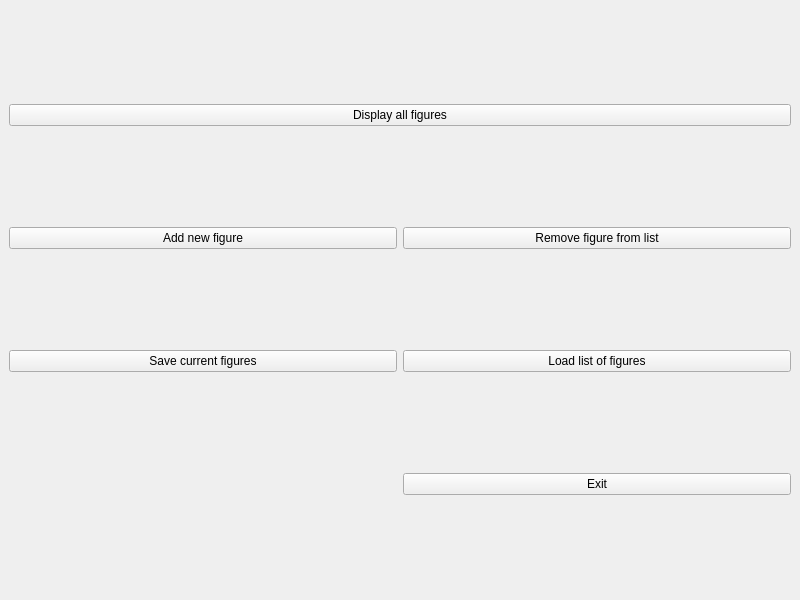
Old version of the form mainwindow.ui in the repository JeyM1/Course_Work_OOP_1.
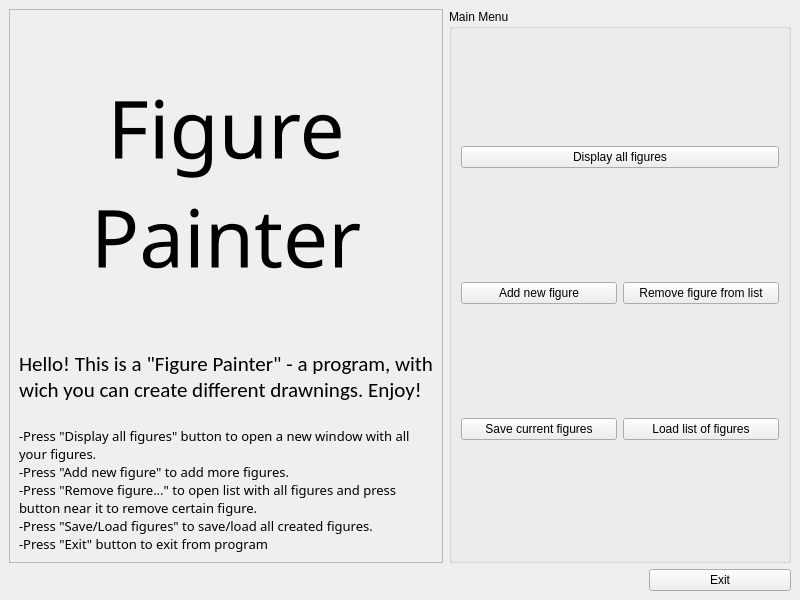
New version of the form.

What changed in the file:
```diff
--- a/mainwindow.ui
+++ b/mainwindow.ui
@@ -14,34 +14,112 @@
    <string>Course Work OOP - Main Window</string>
   </property>
   <widget class="QWidget" name="centralwidget">
-   <layout class="QGridLayout" name="gridLayout_3">
-    <item row="1" column="1">
-     <widget class="QPushButton" name="btn_remove">
+   <layout class="QGridLayout" name="gridLayout_2">
+    <item row="0" column="0">
+     <widget class="QFrame" name="frame">
       <property name="sizePolicy">
-       <sizepolicy hsizetype="Minimum" vsizetype="Fixed">
+       <sizepolicy hsizetype="Expanding" vsizetype="Expanding">
         <horstretch>0</horstretch>
         <verstretch>0</verstretch>
        </sizepolicy>
       </property>
+      <property name="frameShape">
+       <enum>QFrame::StyledPanel</enum>
+      </property>
+      <property name="frameShadow">
+       <enum>QFrame::Raised</enum>
+      </property>
+      <layout class="QVBoxLayout" name="verticalLayout">
+       <item>
+        <widget class="QLabel" name="label">
+         <property name="sizePolicy">
+          <sizepolicy hsizetype="Expanding" vsizetype="Expanding">
+           <horstretch>0</horstretch>
+           <verstretch>0</verstretch>
+          </sizepolicy>
+         </property>
+         <property name="font">
+          <font>
+           <family>Chiller</family>
+           <pointsize>60</pointsize>
+          </font>
+         </property>
       <property name="text">
-       <string>Remove figure from list</string>
-      </property>
-     </widget>
-    </item>
-    <item row="0" column="0" colspan="2">
-     <widget class="QPushButton" name="btn_Display">
+          <string>Figure
+Painter</string>
+         </property>
+         <property name="alignment">
+          <set>Qt::AlignCenter</set>
+         </property>
+        </widget>
+       </item>
+       <item>
+        <widget class="QLabel" name="label_2">
+         <property name="font">
+          <font>
+           <family>Calibri</family>
+           <pointsize>16</pointsize>
+          </font>
+         </property>
+         <property name="text">
+          <string>Hello! This is a &quot;Figure Painter&quot; - a program, with wich you can create different drawnings. Enjoy!</string>
+         </property>
+         <property name="alignment">
+          <set>Qt::AlignBottom|Qt::AlignJustify</set>
+         </property>
+         <property name="wordWrap">
+          <bool>true</bool>
+         </property>
+        </widget>
+       </item>
+       <item>
+        <widget class="QLabel" name="label_3">
       <property name="sizePolicy">
-       <sizepolicy hsizetype="Minimum" vsizetype="Fixed">
+          <sizepolicy hsizetype="Ignored" vsizetype="Preferred">
         <horstretch>0</horstretch>
         <verstretch>0</verstretch>
        </sizepolicy>
       </property>
+         <property name="font">
+          <font>
+           <family>Maiandra GD</family>
+           <pointsize>10</pointsize>
+          </font>
+         </property>
       <property name="text">
-       <string>Display all figures</string>
-      </property>
-     </widget>
-    </item>
+          <string>
+-Press &quot;Display all figures&quot; button to open a new window with all your figures.
+-Press &quot;Add new figure&quot; to add more figures.
+-Press &quot;Remove figure...&quot; to open list with all figures and press button near it to remove certain figure.
+-Press &quot;Save/Load figures&quot; to save/load all created figures.
+-Press &quot;Exit&quot; button to exit from program</string>
+         </property>
+         <property name="alignment">
+          <set>Qt::AlignLeading|Qt::AlignLeft|Qt::AlignTop</set>
+         </property>
+         <property name="wordWrap">
+          <bool>true</bool>
+         </property>
+        </widget>
+       </item>
+      </layout>
+     </widget>
+    </item>
+    <item row="0" column="1">
+     <widget class="QGroupBox" name="groupBox">
+      <property name="sizePolicy">
+       <sizepolicy hsizetype="Expanding" vsizetype="Expanding">
+        <horstretch>0</horstretch>
+        <verstretch>0</verstretch>
+       </sizepolicy>
+      </property>
+      <property name="title">
+       <string>Main Menu</string>
+      </property>
+      <layout class="QGridLayout" name="gridLayout">
     <item row="1" column="0">
+        <layout class="QHBoxLayout" name="horizontalLayout_2">
+         <item>
      <widget class="QPushButton" name="addButton">
       <property name="sizePolicy">
        <sizepolicy hsizetype="Minimum" vsizetype="Fixed">
@@ -54,7 +132,24 @@
       </property>
      </widget>
     </item>
+         <item>
+          <widget class="QPushButton" name="btn_remove">
+           <property name="sizePolicy">
+            <sizepolicy hsizetype="Minimum" vsizetype="Fixed">
+             <horstretch>0</horstretch>
+             <verstretch>0</verstretch>
+            </sizepolicy>
+           </property>
+           <property name="text">
+            <string>Remove figure from list</string>
+           </property>
+          </widget>
+         </item>
+        </layout>
+       </item>
     <item row="2" column="0">
+        <layout class="QHBoxLayout" name="horizontalLayout">
+         <item>
      <widget class="QPushButton" name="btn_save">
       <property name="sizePolicy">
        <sizepolicy hsizetype="Minimum" vsizetype="Fixed">
@@ -67,7 +162,7 @@
       </property>
      </widget>
     </item>
-    <item row="2" column="1">
+         <item>
      <widget class="QPushButton" name="btn_load">
       <property name="sizePolicy">
        <sizepolicy hsizetype="Minimum" vsizetype="Fixed">
@@ -80,12 +175,50 @@
       </property>
      </widget>
     </item>
-    <item row="3" column="1">
+        </layout>
+       </item>
+       <item row="0" column="0">
+        <widget class="QPushButton" name="btn_Display">
+         <property name="sizePolicy">
+          <sizepolicy hsizetype="Minimum" vsizetype="Fixed">
+           <horstretch>0</horstretch>
+           <verstretch>0</verstretch>
+          </sizepolicy>
+         </property>
+         <property name="text">
+          <string>Display all figures</string>
+         </property>
+        </widget>
+       </item>
+      </layout>
+     </widget>
+    </item>
+    <item row="1" column="1">
+     <layout class="QHBoxLayout" name="horizontalLayout_3">
+      <item>
+       <spacer name="horizontalSpacer">
+        <property name="orientation">
+         <enum>Qt::Horizontal</enum>
+        </property>
+        <property name="sizeType">
+         <enum>QSizePolicy::Fixed</enum>
+        </property>
+        <property name="sizeHint" stdset="0">
+         <size>
+          <width>200</width>
+          <height>20</height>
+         </size>
+        </property>
+       </spacer>
+      </item>
+      <item>
      <widget class="QPushButton" name="btn_exit">
       <property name="text">
        <string>Exit</string>
       </property>
      </widget>
+      </item>
+     </layout>
     </item>
    </layout>
   </widget>
```
Lines whose indentation alone changed are shown as unchanged.
